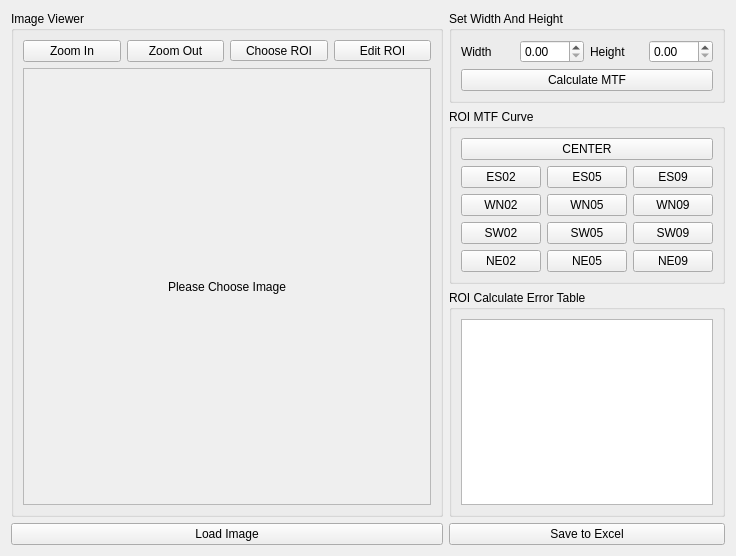
Old version of the form lnxmtfprototype.ui in the repository Wanncye/MechMindQtMTF.
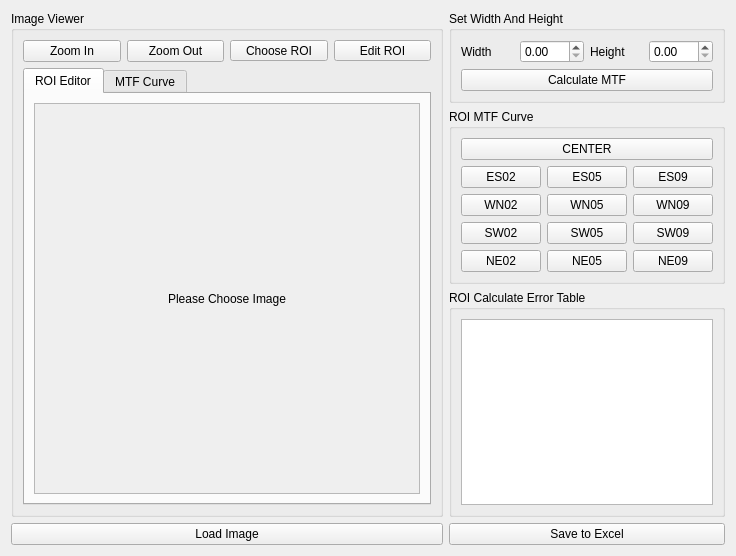
New version of the form. The open tabs and pages were chosen to show the change. Custom widgets are drawn as their Qt base class.

Commit message: 成功调通chartView，注意汪pro文件中写入想要使用的组件

```diff
--- a/lnxmtfprototype.ui
+++ b/lnxmtfprototype.ui
@@ -91,7 +91,20 @@
          </layout>
         </item>
         <item>
+         <widget class="QTabWidget" name="viewersTabs">
+          <property name="currentIndex">
+           <number>1</number>
+          </property>
+          <widget class="QWidget" name="imgTab">
+           <attribute name="title">
+            <string>ROI Editor</string>
+           </attribute>
+           <layout class="QHBoxLayout" name="horizontalLayout_6">
+            <item>
          <widget class="QScrollArea" name="scrollArea">
+              <property name="sizeAdjustPolicy">
+               <enum>QAbstractScrollArea::AdjustToContents</enum>
+              </property>
           <property name="widgetResizable">
            <bool>true</bool>
           </property>
@@ -100,15 +113,15 @@
             <rect>
              <x>0</x>
              <y>0</y>
-             <width>370</width>
-             <height>377</height>
+                 <width>340</width>
+                 <height>348</height>
             </rect>
            </property>
            <property name="layoutDirection">
             <enum>Qt::LeftToRight</enum>
            </property>
-           <layout class="QGridLayout" name="gridLayout">
-            <item row="0" column="0">
+               <layout class="QVBoxLayout" name="verticalLayout">
+                <item>
              <widget class="LabelPainterTool" name="imgView">
               <property name="text">
                <string>Please Choose Image</string>
@@ -124,6 +137,20 @@
         </item>
        </layout>
       </widget>
+          <widget class="QWidget" name="mtfCurveTab">
+           <attribute name="title">
+            <string>MTF Curve</string>
+           </attribute>
+           <layout class="QHBoxLayout" name="horizontalLayout_9">
+            <item>
+             <widget class="MTFProfilerLineChart" name="lineChart"/>
+            </item>
+           </layout>
+          </widget>
+         </widget>
+        </item>
+       </layout>
+      </widget>
      </item>
      <item>
       <widget class="QPushButton" name="loadImg">
@@ -345,7 +372,12 @@
   <customwidget>
    <class>LabelPainterTool</class>
    <extends>QLabel</extends>
-   <header location="global">labelpaintertool.h</header>
+   <header>labelpaintertool.h</header>
+  </customwidget>
+  <customwidget>
+   <class>MTFProfilerLineChart</class>
+   <extends>QGraphicsView</extends>
+   <header>ProfilerChartView.h</header>
   </customwidget>
  </customwidgets>
  <resources/>
```
Lines whose indentation alone changed are shown as unchanged. The commit also changes 6 other files.
